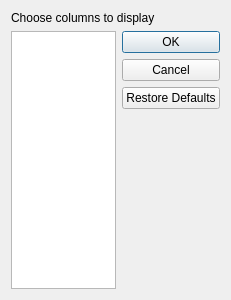
Before: the Qt Designer form Code/Mantid/scripts/Interface/ui/reflectometer/refl_columns.ui in mantidproject/mantid, drawn with Qt 5.
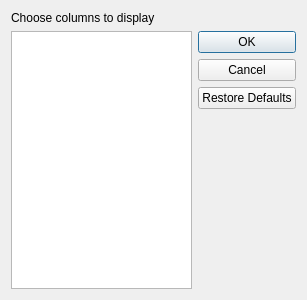
After: the same form once the commit is applied.

Commit message:
Refs #9043 Added button and widened choose columns
The main gui now has a button that launches the choose columns dialog.

Choose columns now responds to Ctrl-M

The choose columns dialog has been widened, hopefully this should look better on mac now.

The edit to the form file:
```diff
--- a/Code/Mantid/scripts/Interface/ui/reflectometer/refl_columns.ui
+++ b/Code/Mantid/scripts/Interface/ui/reflectometer/refl_columns.ui
@@ -6,7 +6,7 @@
    <rect>
     <x>0</x>
     <y>0</y>
-    <width>231</width>
+    <width>307</width>
     <height>300</height>
    </rect>
   </property>
```
The commit also changes 4 other files.
